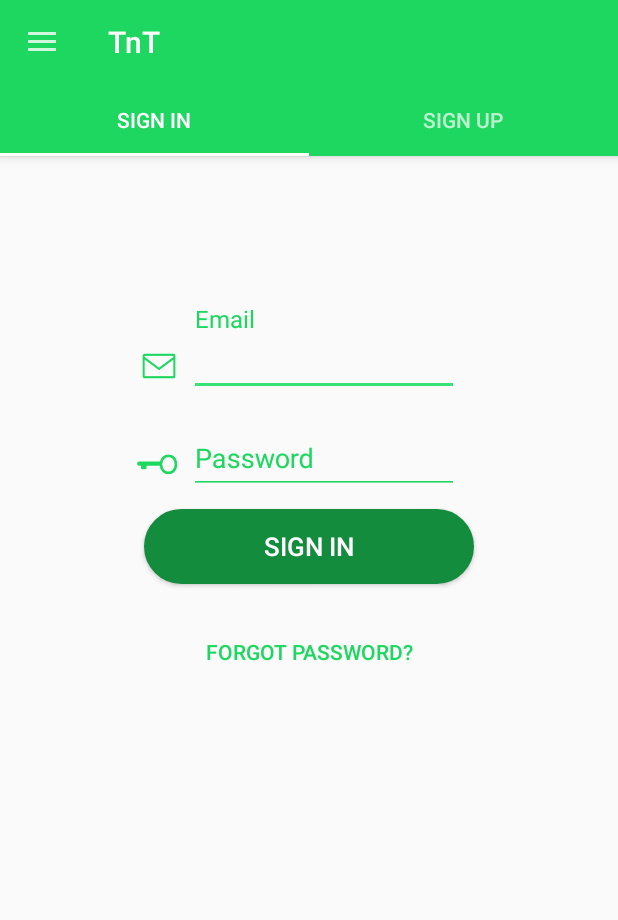
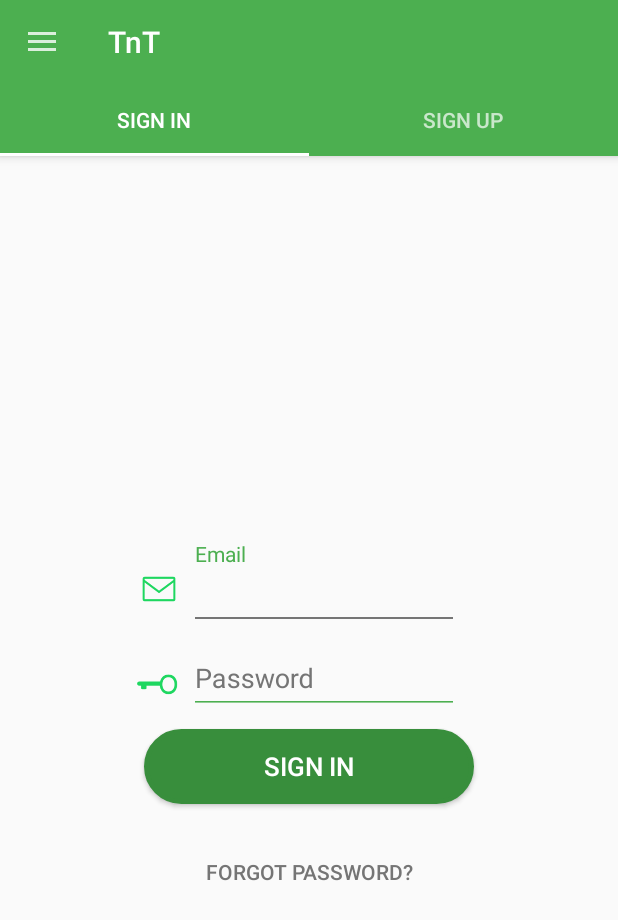
Before and after one commit to benjika/TNT, an Android app: the screen it shows after launch (MainActivity), on a phone screen of 412 x 824 dp. Shown: the top 920 px of the screen. Run offline under Robolectric (Android 15) with nearby library versions, the phone set to English and light mode, and no system bars.

Commit message:
date picker added

```diff
--- a/app/src/main/java/com/example/luput/tnt/SignupFragment.java
+++ b/app/src/main/java/com/example/luput/tnt/SignupFragment.java
@@ -1,17 +1,55 @@
 package com.example.luput.tnt;
 
 
+import android.app.DatePickerDialog;
+import android.content.res.Resources;
+import android.graphics.Color;
 import android.os.Bundle;
+import android.support.v4.app.DialogFragment;
 import android.support.v4.app.Fragment;
+import android.support.v4.app.FragmentTransaction;
 import android.view.LayoutInflater;
 import android.view.View;
 import android.view.ViewGroup;
+import android.widget.ArrayAdapter;
+import android.widget.Button;
+import android.widget.DatePicker;
+import android.widget.EditText;
+import android.widget.ImageButton;
+import android.widget.RadioButton;
+import android.widget.RadioGroup;
+import android.widget.Spinner;
+import android.widget.TextView;
+
+import java.util.Calendar;
+import java.util.ResourceBundle;
 
 
 /**
  * A simple {@link Fragment} subclass.
  */
-public class SignupFragment extends Fragment {
+public class SignupFragment extends Fragment
+        implements
+        View.OnClickListener,
+        View.OnFocusChangeListener,
+        DatePickerDialog.OnDateSetListener,
+        DateDialog.OnInputSelected {
+
+    private static EditText etFirstName;
+    private static EditText etLastName;
+    private static EditText etEmail;
+    private static EditText etPhone;
+    private static EditText etCity;
+    private static EditText etDateOfbirth;
+    private static Spinner spinnerGender;
+    private static ArrayAdapter<CharSequence> genderAdapter;
+    private static int DateOfbirth_day;
+    private static int DateOfbirth_month;
+    private static int DateOfbirth_year;
+    private static ImageButton profilePic;
+    private static Button btnSignUp;
+    private static RadioGroup radioTrainerOrTrainee;
+    static View view;
 
 
     public SignupFragment() {
@@ -27,8 +65,70 @@ public class SignupFragment extends Fragment {
     @Override
     public View onCreateView(LayoutInflater inflater, ViewGroup container,
                              Bundle savedInstanceState) {
+        view = inflater.inflate(R.layout.fragment_signup, container, false);
+
         // Inflate the layout for this fragment
-        return inflater.inflate(R.layout.fragment_signup, container, false);
+
+        radioTrainerOrTrainee = (RadioGroup) view.findViewById(R.id.radio_trainerOrTrainee);
+        etFirstName = (EditText) view.findViewById(R.id.signup_firstName);
+        etLastName = (EditText) view.findViewById(R.id.signup_lastName);
+        spinnerGender = (Spinner) view.findViewById(R.id.signup_gender_spinner);
+        genderAdapter = ArrayAdapter.createFromResource(getActivity(),
+                R.array.genders, android.R.layout.simple_spinner_item);
+        genderAdapter.setDropDownViewResource(android.R.layout.simple_spinner_dropdown_item);
+        spinnerGender.setAdapter(genderAdapter);
+        // ((TextView) spinnerGender.getChildAt(0)).setTextColor(getResources().getColor(R.color.colorPrimary));
+        etEmail = (EditText) view.findViewById(R.id.signup_email);
+        etPhone = (EditText) view.findViewById(R.id.signup_phone);
+        etDateOfbirth = (EditText) view.findViewById(R.id.signup_dateOfBith);
+        etCity = (EditText) view.findViewById(R.id.signup_city);
+
+        etDateOfbirth.setOnFocusChangeListener(this);
+
+        return view;
     }
 
+    private void InitFields() {
+
+    }
+
+    @Override
+    public void onFocusChange(View view1, boolean b) {
+        switch (view1.getId()) {
+            case R.id.signup_dateOfBith:
+                if (etDateOfbirth.hasFocus()) {
+                    DialogFragment datePicker = new DateDialog();
+                    datePicker.show(getFragmentManager(), "date picker");
+                    return;
+                }
+        }
+    }
+
+    public void onClick(View v) {
+
+    }
+
+    @Override
+    public void onDateSet(DatePicker datePicker, int year, int month, int day) {
+
+        super.onResume();
+        EditText dateOfBirth = (EditText) view.findViewById(R.id.signup_dateOfBith);
+        Calendar calendar = Calendar.getInstance();
+        calendar.set(Calendar.YEAR, year);
+        calendar.set(Calendar.MONTH, month);
+        calendar.set(Calendar.DAY_OF_MONTH, day);
+
+        dateOfBirth.setText(day + "/" + month + "/" + year);
+    }
+
+    @Override
+    public void sendInput(DatePickerDialog datePickerDialog) {
+        //int year, month, day;
+       // Calendar calendar = Calendar.getInstance();
+//        calendar.set(Calendar.YEAR, year);
+//        calendar.set(Calendar.MONTH, month);
+//        calendar.set(Calendar.DAY_OF_MONTH, day);
+//
+//        etDateOfbirth.setText(day + "/" + month + "/" + year);
+    }
 }
--- a/app/src/main/res/drawable/frame_redio.xml
+++ b/app/src/main/res/drawable/frame_radio.xml
@@ -3,7 +3,7 @@
     <solid android:color="@android:color/white" />
     <stroke
         android:width="3dp"
-        android:color="@color/colorAccent" />
+        android:color="@color/colorPrimaryDark" />
     <corners android:radius="30dp" />
     <padding
         android:bottom="0dp"
--- a/app/src/main/res/layout/activity_main.xml
+++ b/app/src/main/res/layout/activity_main.xml
@@ -20,7 +20,6 @@
                 android:layout_width="match_parent"
                 android:layout_height="?attr/actionBarSize"
                 android:background="?attr/colorPrimary"
-
                 android:theme="@style/ThemeOverlay.AppCompat.Dark" />
 
 
@@ -29,7 +28,6 @@
                 android:layout_width="match_parent"
                 android:layout_height="wrap_content"
                 android:layout_gravity="center"
-
                 android:background="@color/colorPrimary"
                 android:theme="@style/ThemeOverlay.AppCompat.Dark"
                 app:tabGravity="fill"
--- a/app/src/main/res/layout/fragment_login.xml
+++ b/app/src/main/res/layout/fragment_login.xml
@@ -7,18 +7,23 @@
     tools:context=".LoginFragment">
 
     <!-- TODO: Update blank fragment layout -->
+
+    <ScrollView
+        android:layout_width="match_parent"
+        android:layout_height="wrap_content"
+        android:layout_gravity="center">
+
         <LinearLayout
             android:layout_width="match_parent"
-        android:layout_height="match_parent"
+            android:layout_height="wrap_content"
             android:layout_gravity="center"
-
             android:orientation="vertical">
 
             <LinearLayout
                 android:layout_width="wrap_content"
                 android:layout_height="wrap_content"
                 android:layout_gravity="center"
-            android:layout_marginTop="100dp"
+                android:layout_marginTop="17dp"
                 android:gravity="center"
                 android:orientation="horizontal">
 
@@ -32,8 +37,9 @@
                     android:layout_width="wrap_content"
                     android:layout_height="wrap_content"
                     android:layout_gravity="center"
-                android:textColorHint="@color/colorPrimary"
-                android.support.design:hintTextAppearance="@style/TextAppearence.App.TextInputLayout">
+                    android:layout_marginTop="15dp"
+                    android:textColorHint="@color/secondary_text"
+                    android.support.design:hintTextAppearance="@style/MyAppearance">
 
                     <android.support.design.widget.TextInputEditText
                         android:layout_width="180dp"
@@ -41,8 +47,8 @@
                         android:layout_marginEnd="20dp"
                         android:hint="@string/email"
                         android:inputType="textEmailAddress"
-                    android:textColor="@color/colorPrimary"
-                    android:textColorHint="@color/colorPrimary" />
+                        android:textColor="@color/primary_text"
+                        android:textColorHint="@color/primary_text" />
                 </android.support.design.widget.TextInputLayout>
             </LinearLayout>
 
@@ -66,16 +72,16 @@
                     android:layout_gravity="center"
                     android:layout_marginEnd="20dp"
                     android:orientation="horizontal"
-                android:textColorHint="@color/colorPrimary"
-                android.support.design:hintTextAppearance="@style/TextAppearence.App.TextInputLayout">
+                    android:textColorHint="@color/secondary_text"
+                    android.support.design:hintTextAppearance="@style/MyAppearance">
 
                     <android.support.design.widget.TextInputEditText
                         android:layout_width="180dp"
                         android:layout_height="wrap_content"
                         android:hint="@string/password"
                         android:inputType="textPassword"
-                    android:textColor="@color/colorPrimary"
-                    android:textColorHint="@color/colorPrimary" />
+                        android:textColor="@color/primary_text"
+                        android:textColorHint="@color/primary_text" />
                 </android.support.design.widget.TextInputLayout>
             </LinearLayout>
             <!--<CheckBox
@@ -95,7 +101,7 @@
                 android:layout_marginTop="10dp"
                 android:background="@drawable/button_background_dark"
                 android:text="@string/sign_in"
-            android:textColor="#FFFFFF"
+                android:textColor="@color/icons"
                 android:textSize="17dp" />
 
             <Button
@@ -106,8 +112,9 @@
                 android:layout_marginTop="20dp"
                 android:background="@android:color/transparent"
                 android:text="@string/forgot_password"
-            android:textColor="@color/colorPrimary" />
+                android:textColor="@color/secondary_text" />
         </LinearLayout>
+    </ScrollView>
 
 
 </FrameLayout>
--- a/app/src/main/res/values/colors.xml
+++ b/app/src/main/res/values/colors.xml
@@ -1,6 +1,14 @@
 <?xml version="1.0" encoding="utf-8"?>
 <resources>
-    <color name="colorPrimary">#1ed760</color>
-    <color name="colorPrimaryDark">#138c3e</color>
-    <color name="colorAccent">#37e374</color>
+    <color name="colorPrimary">#4CAF50</color>
+    <color name="colorPrimaryDark">#388E3C</color>
+    <color name="colorAccent">#4CAF50</color>
+    <color name="primary_text">#212121</color>
+    <color name="secondary_text">#757575</color>
+    <color name="icons">#FFFFFF</color>
+    <color name="divider">#BDBDBD</color>
+    <color name="primary_dark">#388E3C</color>
+    <color name="primary_light">#C8E6C9</color>
+
+
 </resources>
--- a/app/src/main/res/values/strings.xml
+++ b/app/src/main/res/values/strings.xml
@@ -36,4 +36,10 @@
         <item>Trainee</item>
     </string-array>
 
+    <string-array name="genders">
+        <item>Select gender</item>
+        <item>Man</item>
+        <item>Woman</item>
+    </string-array>
+
 </resources>
--- a/app/src/main/res/values/styles.xml
+++ b/app/src/main/res/values/styles.xml
@@ -7,12 +7,19 @@
         <item name="colorPrimaryDark">@color/colorPrimaryDark</item>
         <item name="colorAccent">@color/colorAccent</item>
         <item name="colorControlNormal">@color/colorPrimary</item>
+        <item name="colorControlActivated">@color/secondary_text</item>
+        <item name="colorControlHighlight">@color/colorAccent</item>
     </style>
 
 
+    <style name="TextAppearence.App.TextInputLayout" parent="@android:style/TextAppearance">
+        <item name="android:textColor">@color/primary_text</item>
+    </style>
 
-    <style name="TextAppearence.App.TextInputLayout" parent="@android:style/TextAppearance">
-        <item name="android:textColor">@color/colorPrimary</item>
+    <style name="MyAppearance" parent="TextAppearance.AppCompat">
+        <item name="android:textColor">?attr/colorPrimary</item>
+        <item name="colorControlActivated">@color/secondary_text</item>
+        <item name="colorControlHighlight">@color/divider</item>
     </style>
 
 </resources>
```
Also changed, not shown: app/src/main/java/com/example/luput/tnt/DateDialog.java (added, +44 -0 lines), app/src/main/java/com/example/luput/tnt/DatePickerFragment.java (deleted, +0 -23 lines), app/src/main/res/layout/fragment_signup.xml (+30 -29 lines). Lines whose indentation alone changed are shown as unchanged.
